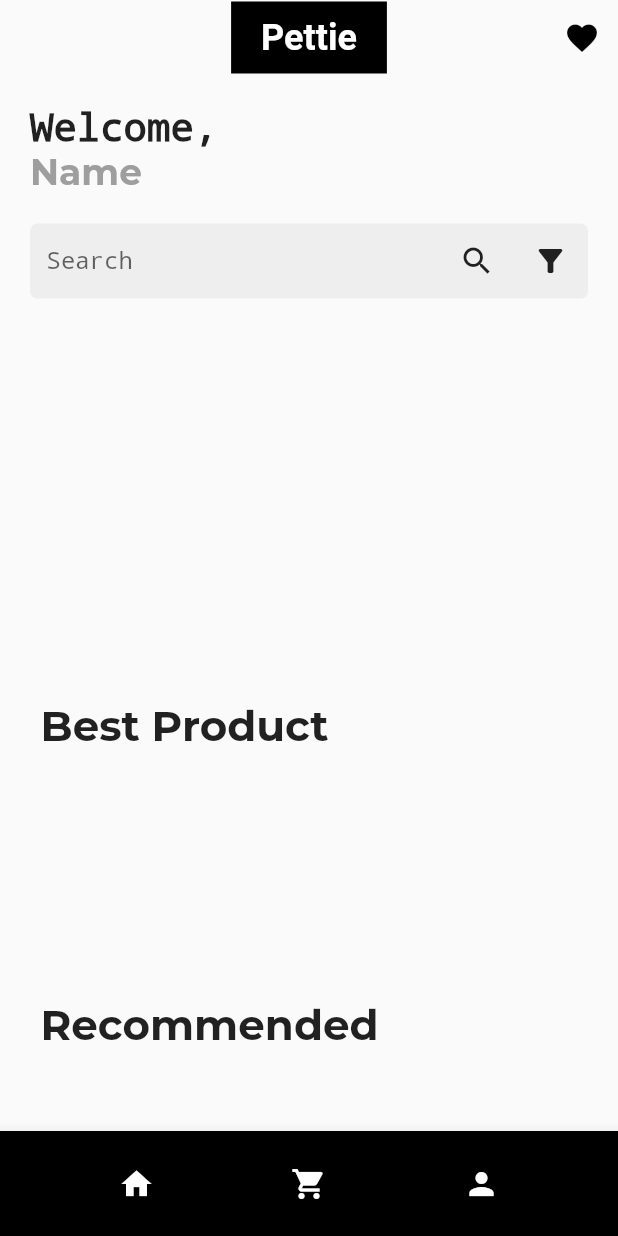
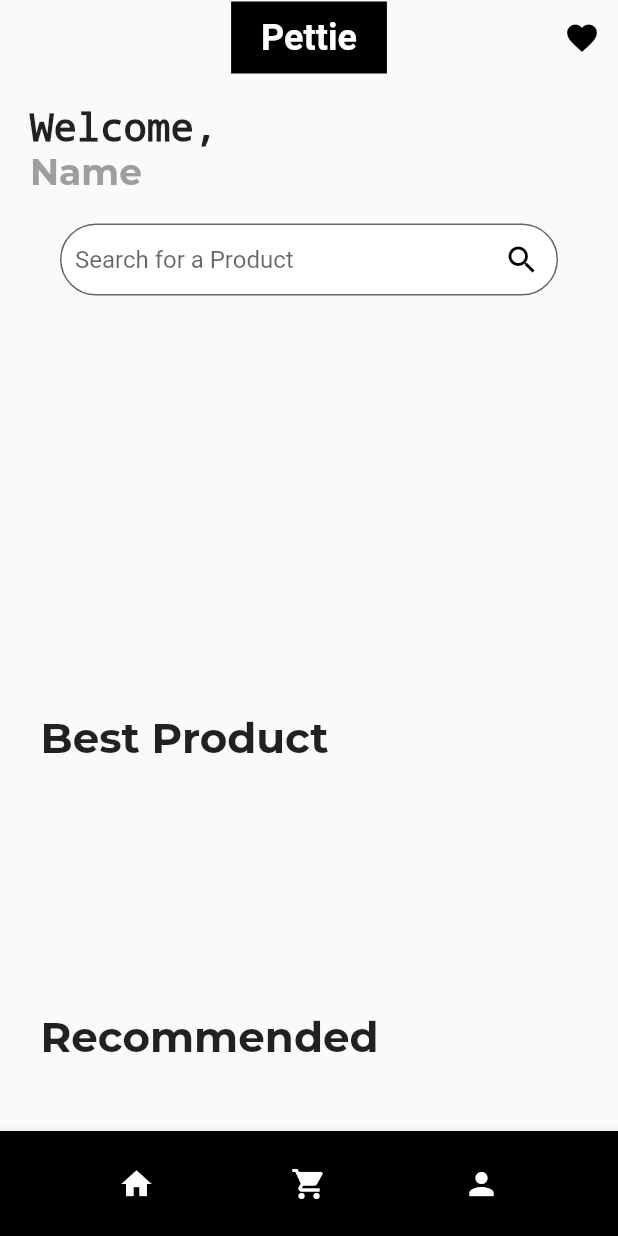
Before and after one commit to roxen-creator/final_project_pettie_petstore, a Flutter app: the screen it shows once a user with an empty profile is signed in, on a phone screen of 412 x 824 dp. Run offline on Flutter 3.47's test engine with Material 2 defaults, Android fonts, the phone set to English and light mode, and no system bars; drawn by our look-alikes of carousel_slider; our stand-ins replace bloc, cloud_firestore, equatable, firebase_auth, firebase_core, flutter_bloc and 7 more; missing offline and left inert: khalti_flutter; accounts and stored records are empty; Roboto replaces fonts that are missing (Avenir).

Commit message:
search integrated

```diff
--- a/lib/main.dart
+++ b/lib/main.dart
@@ -8,6 +8,7 @@ import 'package:pettie_petstore/src/blocs/cart/cart_bloc.dart';
 import 'package:pettie_petstore/src/blocs/category/category_bloc.dart';
 import 'package:pettie_petstore/src/blocs/checkout/checkout_bloc.dart';
 import 'package:pettie_petstore/src/blocs/product/product_bloc.dart';
+import 'package:pettie_petstore/src/blocs/search/search_bloc.dart';
 import 'package:pettie_petstore/src/blocs/wishlist/wishlist_bloc.dart';
 import 'package:pettie_petstore/src/features/core/screens/dashboard/dashboard.dart';
 import 'package:pettie_petstore/src/repository/authentication_repository/authentication_repository.dart';
@@ -53,6 +54,11 @@ class MyApp extends StatelessWidget {
             create: (_) => ProductBloc(productRepository: ProductRepository())
               ..add(LoadProducts())),
         BlocProvider(
+          create: (context) => SearchBloc(
+            productBloc: context.read<ProductBloc>(),
+          )..add(LoadSearch()),
+        ),
+        BlocProvider(
           create: (context) => CheckoutBloc(
             cartBloc: context.read<CartBloc>(),
             checkoutRepository: CheckoutRepository(),
--- /dev/null
+++ b/lib/src/blocs/search/search_bloc.dart
@@ -0,0 +1,69 @@
+import 'dart:async';
+
+import 'package:bloc/bloc.dart';
+import 'package:equatable/equatable.dart';
+
+import '../../features/core/models/category_model/category_model.dart';
+import '../../features/core/models/product/product_model.dart';
+
+import '../blocs.dart';
+
+part 'search_event.dart';
+part 'search_state.dart';
+
+class SearchBloc extends Bloc<SearchEvent, SearchState> {
+  final ProductBloc _productBloc;
+  StreamSubscription? _productSubscription;
+
+  SearchBloc({
+    required ProductBloc productBloc,
+  })  : _productBloc = productBloc,
+        super(SearchLoading()) {
+    on<LoadSearch>(_onLoadSearch);
+    on<SearchProduct>(_onSearchProduct);
+    on<UpdateResults>(_onUpdateResults);
+  }
+
+  void _onLoadSearch(
+    LoadSearch event,
+    Emitter<SearchState> emit,
+  ) {
+    emit(const SearchLoaded());
+  }
+
+  void _onSearchProduct(
+    SearchProduct event,
+    Emitter<SearchState> emit,
+  ) {
+    List<Product> products = (_productBloc.state as ProductLoaded).products;
+
+    if (event.category != null) {
+      products = products
+          .where((product) => product.category == event.category!.name)
+          .toList();
+    }
+
+    if (event.productName.isNotEmpty) {
+      List<Product> searchResults = products
+          .where((product) => product.name
+              .toLowerCase()
+              .startsWith(event.productName.toLowerCase()))
+          .toList();
+
+      emit(SearchLoaded(products: searchResults));
+    } else {
+      emit(const SearchLoaded());
+    }
+  }
+
+  void _onUpdateResults(
+    UpdateResults event,
+    Emitter<SearchState> emit,
+  ) {}
+
+  @override
+  Future<void> close() async {
+    _productSubscription?.cancel();
+    super.close();
+  }
+}
--- /dev/null
+++ b/lib/src/blocs/search/search_event.dart
@@ -0,0 +1,32 @@
+part of 'search_bloc.dart';
+
+abstract class SearchEvent extends Equatable {
+  const SearchEvent();
+
+  @override
+  List<Object?> get props => [];
+}
+
+class LoadSearch extends SearchEvent {}
+
+class SearchProduct extends SearchEvent {
+  final String productName;
+  final Category? category;
+
+  const SearchProduct({
+    required this.productName,
+    this.category,
+  });
+
+  @override
+  List<Object?> get props => [productName, category];
+}
+
+class UpdateResults extends SearchEvent {
+  final List<Product> products;
+
+  const UpdateResults(this.products);
+
+  @override
+  List<Object?> get props => [products];
+}
--- /dev/null
+++ b/lib/src/blocs/search/search_state.dart
@@ -0,0 +1,19 @@
+part of 'search_bloc.dart';
+
+abstract class SearchState extends Equatable {
+  const SearchState();
+
+  @override
+  List<Object?> get props => [];
+}
+
+class SearchLoading extends SearchState {}
+
+class SearchLoaded extends SearchState {
+  final List<Product> products;
+
+  const SearchLoaded({this.products = const <Product>[]});
+
+  @override
+  List<Object?> get props => [products];
+}
--- a/lib/src/features/core/screens/dashboard/dashboard.dart
+++ b/lib/src/features/core/screens/dashboard/dashboard.dart
@@ -9,10 +9,10 @@ import 'package:pettie_petstore/src/features/core/screens/widget/category_bar.da
 import 'package:pettie_petstore/src/features/core/screens/widget/nav_bar.dart';
 
 import 'package:pettie_petstore/src/features/core/screens/widget/product_carousel.dart';
-import 'package:pettie_petstore/src/features/core/screens/widget/search_bar.dart';
 import 'package:pettie_petstore/src/features/core/screens/widget/section_title.dart';
 
 import '../../../../blocs/product/product_bloc.dart';
+import '../widget/search_box.dart';
 
 
 class Dashboard extends StatelessWidget {
--- a/lib/src/features/core/screens/widget/search_bar.dart
+++ /dev/null
@@ -1,120 +0,0 @@
-
-
-// ignore_for_file: prefer_const_constructors
-
-import 'package:flutter/material.dart';
-
-class SearchBar extends StatefulWidget {
-  const SearchBar({super.key});
-
-  @override
-
-  // ignore: library_private_types_in_public_api
-  _SearchBarState createState() => _SearchBarState();
-
-}
-
-class _SearchBarState extends State<SearchBar> {
-  bool _isSearching = false;
-  bool _showFilters = false;
-  final TextEditingController _searchController = TextEditingController();
-  final FocusNode _searchFocusNode = FocusNode();
-
-  @override
-  void dispose() {
-    _searchFocusNode.dispose();
-    super.dispose();
-  }
-
-  @override
-  Widget build(BuildContext context) {
-    return Container(
-      height: 50,
-      decoration: BoxDecoration(
-        borderRadius: BorderRadius.circular(5),
-        color: Colors.grey[200],
-      ),
-      child: Row(
-        children: [
-          const SizedBox(width: 1),
-          Expanded(
-            child: TextField(
-  controller: _searchController,
-  focusNode: _searchFocusNode,
-  decoration: InputDecoration(
-    hintText: 'Search',
-    hintStyle: TextStyle(
-      fontFamily: 'monospace',
-      fontStyle: FontStyle.normal,
-    ),
-    contentPadding: EdgeInsets.symmetric(horizontal: 10),
-    border: OutlineInputBorder(
-      borderRadius: BorderRadius.circular(25.0),
-      borderSide: BorderSide.none,
-    ),
-    enabledBorder: OutlineInputBorder(
-      borderRadius: BorderRadius.circular(25.0),
-      borderSide: BorderSide.none,
-    ),
-    focusedBorder: OutlineInputBorder(
-      borderRadius: BorderRadius.circular(25.0),
-      borderSide: BorderSide.none,
-    ),
-  ),
-),
-          ),
-          const SizedBox(width: 2),
-          IconButton(
-            icon: const Icon(Icons.search),
-            onPressed: () {
-              setState(() {
-                _isSearching = !_isSearching;
-                if (_isSearching) {
-                  _searchFocusNode.requestFocus();
-                } else {
-                  _searchFocusNode.unfocus();
-                }
-                _showFilters = false;
-              });
-            },
-          ),
-
-          AnimatedContainer(
-            duration: const Duration(milliseconds: 300),
-            width: _showFilters ? 60 : 50,
-            child: IconButton(
-              icon: const Icon(Icons.filter_alt),
-              onPressed: () {
-                setState(() {
-                  _showFilters = !_showFilters;
-                });
-              },
-            ),
-          ),
-          if (_showFilters)
-            Row(
-              children: [
-                const SizedBox(width: 5),
-                ElevatedButton(
-
-                  onPressed: () {
-
-                  },
-                  child: const Text('Price'),
-                ),
-                const SizedBox(width: 5),
-                ElevatedButton(
-
-                  onPressed: () {
-
-                  },
-                  child: const Text('Recently Added'),
-                ),
-                const SizedBox(width: 5),
-              ],
-            ),
-        ],
-      ),
-    );
-  }
-}
--- /dev/null
+++ b/lib/src/features/core/screens/widget/search_box.dart
@@ -0,0 +1,89 @@
+import 'package:flutter/material.dart';
+import 'package:flutter_bloc/flutter_bloc.dart';
+
+
+import '../../../../blocs/search/search_bloc.dart';
+import '../../models/category_model/category_model.dart';
+import 'product_card.dart';
+
+class SearchBar extends StatelessWidget {
+  const SearchBar({
+    Key? key,
+    this.category,
+  }) : super(key: key);
+
+  final Category? category;
+
+  @override
+  Widget build(BuildContext context) {
+    return BlocBuilder<SearchBloc, SearchState>(
+      builder: (context, state) {
+        if (state is SearchLoading) {
+          return const Center(
+            child: CircularProgressIndicator(
+              color: Colors.black,
+            ),
+          );
+        }
+        if (state is SearchLoaded) {
+          return Padding(
+            padding: const EdgeInsets.only(
+              left: 20.0,
+              right: 20.0,
+              bottom: 10,
+            ),
+            child: Column(
+              children: [
+                Row(
+                  children: [
+                    Expanded(
+                      child: TextFormField(
+                        decoration: const InputDecoration(
+                          filled: true,
+                          fillColor: Colors.white,
+                          hintText: 'Search for a Product',
+                          suffixIcon: Icon(
+                            Icons.search,
+                            color: Colors.black,
+                          ),
+                          contentPadding: EdgeInsets.all(10),
+                          focusedBorder: UnderlineInputBorder(
+                            borderSide: BorderSide(color: Colors.black45),
+                          ),
+                        ),
+                        onChanged: (value) {
+                          context.read<SearchBloc>().add(SearchProduct(
+                                productName: value,
+                                category: category,
+                              ));
+                        },
+                      ),
+                    ),
+                  ],
+                ),
+                state.products.isNotEmpty
+                    ? ListView.builder(
+                        shrinkWrap: true,
+                        physics: const NeverScrollableScrollPhysics(),
+                        itemCount: state.products.length,
+                        itemBuilder: (context, index) {
+                          return Padding(
+                            padding: const EdgeInsets.symmetric(vertical: 5.0),
+                            child: ProductCard.catalog(
+                              product: state.products[index],
+                              widthFactor: 1.1,
+                            ),
+                          );
+                        })
+                    : const SizedBox(),
+              ],
+            ),
+          );
+        } else {
+          return const Text('Something went wrong.');
+        }
+      },
+    );
+  }
+}
+//
```
Also changed, not shown: lib/src/features/core/models/user_model/user_model.dart (added, +69 -0 lines).
